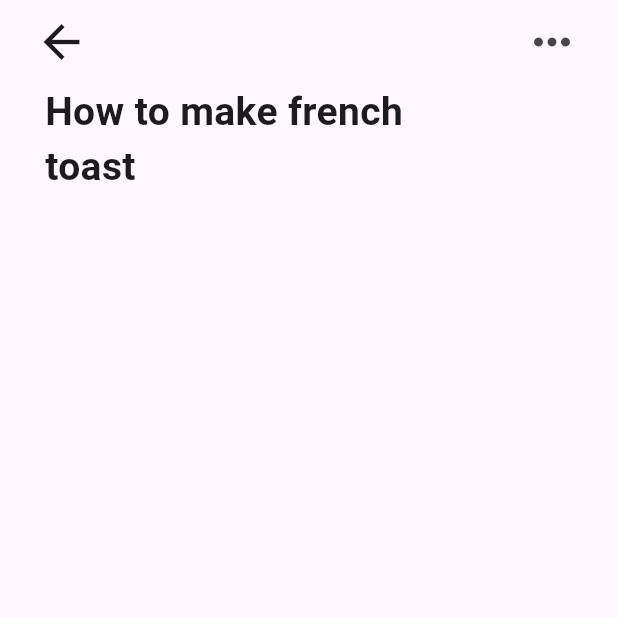
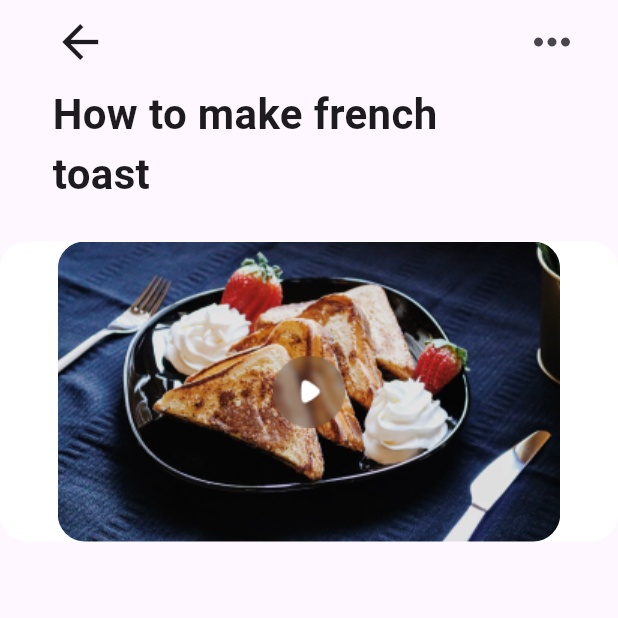
Before and after one commit to Gbeminiyi-S/foodrecipe, a Flutter app: the screen it shows after launch, on a phone screen of 412 x 824 dp, the top half of it. Run offline on Flutter 3.47's test engine with Material 3 defaults, Android fonts, the phone set to English and light mode, and no system bars.

Commit message:
Add video player image section

```diff
--- a/food_recipe/lib/main.dart
+++ b/food_recipe/lib/main.dart
@@ -28,16 +28,23 @@ class _HomePageState extends State<HomePage> {
   Widget build(BuildContext context) {
     return const Scaffold(
         appBar: AppBarSection(),
-        body: Padding(
-          padding: EdgeInsets.only(left: 30.0),
-          child: Column(
-            children: [
-              Text(
+        body: Column(
+          crossAxisAlignment: CrossAxisAlignment.start,
+          children: [
+            Padding(
+              padding: EdgeInsets.only(left: 35.0, bottom: 25),
+              child: Text(
                 "How to make french\ntoast",
-                style: TextStyle(fontSize: 26, fontWeight: FontWeight.bold),
+                style: TextStyle(
+                  fontSize: 28,
+                  fontWeight: FontWeight.bold,
+                ),
               ),
-            ],
-          ),
+            ),
+            VideoSection(
+                bgImg: "assets/images/pizza_dish.png",
+                frImg: "assets/images/play_button.png"),
+          ],
         ));
   }
 }
@@ -48,11 +55,11 @@ class AppBarSection extends StatelessWidget implements PreferredSizeWidget {
   @override
   Widget build(BuildContext context) {
     return AppBar(
-      leading: IconButton(
-        onPressed: () {},
-        icon: Padding(
-          padding: const EdgeInsets.only(left: 20.0),
-          child:
+      leading: Padding(
+        padding: const EdgeInsets.only(left: 30.0),
+        child: IconButton(
+          onPressed: () {},
+          icon:
               Transform.scale(scale: 1.5, child: const Icon(Icons.arrow_back)),
         ),
       ),
@@ -72,3 +79,39 @@ class AppBarSection extends StatelessWidget implements PreferredSizeWidget {
   @override
   Size get preferredSize => const Size.fromHeight(kToolbarHeight);
 }
+
+class VideoSection extends StatelessWidget {
+  const VideoSection({super.key, required this.bgImg, required this.frImg});
+
+  final String bgImg;
+  final String frImg;
+
+  @override
+  Widget build(BuildContext context) {
+    return Container(
+      alignment: Alignment.center,
+      height: 200, // Set your desired height
+      decoration: BoxDecoration(
+        borderRadius: BorderRadius.circular(18), // Rounded corners
+        color: Colors.white, // Optional background color
+      ),
+      child: Stack(
+        alignment: Alignment.center,
+        children: [
+          Container(
+            decoration: BoxDecoration(
+              borderRadius: BorderRadius.circular(18),
+            ),
+            child: ClipRRect(
+              borderRadius: BorderRadius.circular(18),
+              child: Image.asset(
+                bgImg,
+              ),
+            ),
+          ),
+          Image.asset(frImg, fit: BoxFit.cover),
+        ],
+      ),
+    );
+  }
+}
```
Also changed, not shown: food_recipe/pubspec.yaml (+11 -7 lines), food_recipe/assets/images/bacon.png (added), food_recipe/assets/images/food.png (added), food_recipe/assets/images/location.png (added), food_recipe/assets/images/model.png (added), food_recipe/assets/images/pizza_dish.png (added), food_recipe/assets/images/play_button.png (added).
